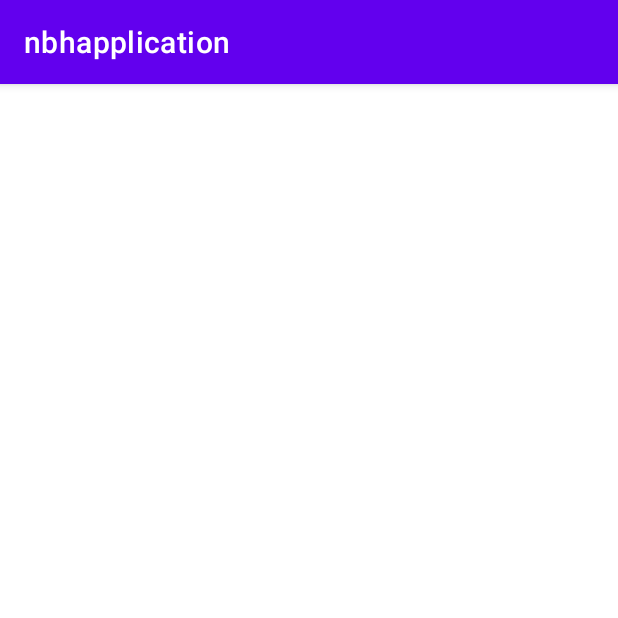
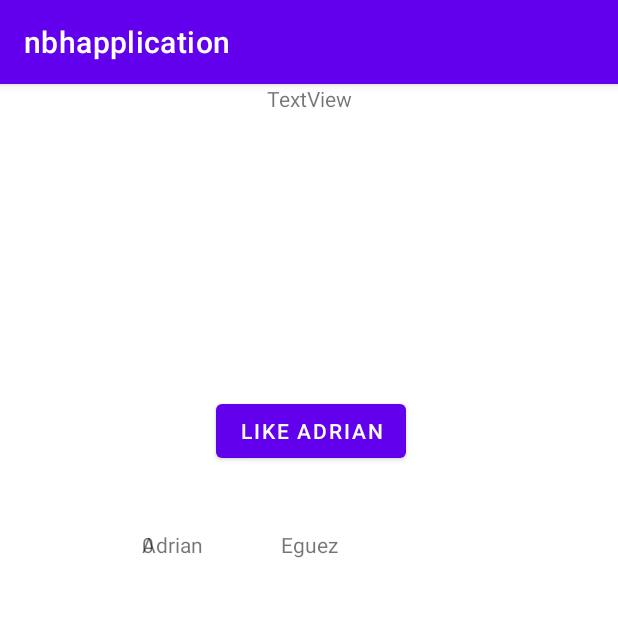
Before and after one commit to 2022B-Software-Computacion/barragan-hidalgo-nicolas-omar-ms, an Android app: the GRecyclerView screen opened directly, with no data from a screen before it, on a phone screen of 412 x 824 dp, the top half of it. Run offline under Robolectric (Android 15) with nearby library versions, the light colour scheme and no system bars.

Commit message:
recycler view

```diff
--- a/01-android/app/src/main/java/com/example/nbhapplication/GRecyclerView.kt
+++ b/01-android/app/src/main/java/com/example/nbhapplication/GRecyclerView.kt
@@ -2,10 +2,42 @@ package com.example.nbhapplication
 
 import androidx.appcompat.app.AppCompatActivity
 import android.os.Bundle
+import android.widget.TextView
+import androidx.recyclerview.widget.RecyclerView
 
 class GRecyclerView : AppCompatActivity() {
+    var totalLikes = 0
+
     override fun onCreate(savedInstanceState: Bundle?) {
         super.onCreate(savedInstanceState)
         setContentView(R.layout.activity_grecycler_view)
+        //Definir lista
+        val listaEntrenador = arrayListOf<BEntrenador>()
+        listaEntrenador
+            .add(BEntrenador(1,"Adrian","Eguez"))
+        listaEntrenador
+            .add(BEntrenador(2,"Vicente","Sarzosa"))
+        //Inicializar recycler view
+        val recyclerView = findViewById<RecyclerView>(R.id.rv_entrenadores)
+        inicializarRecyclerView(listaEntrenador,recyclerView)
+    }
+    fun inicializarRecyclerView(
+        lista:ArrayList<BEntrenador>,
+        recyclerView: RecyclerView
+    ){
+        val adaptador = FRecyclerViewAdaptorNombreCedula(
+            this, //Contexto
+            lista, //Arreglo datos
+            recyclerView
+        )
+        recyclerView.adapter = adaptador
+        recyclerView.itemAnimator = androidx.recyclerview.widget.DefaultItemAnimator()
+        recyclerView.layoutManager = androidx.recyclerview.widget.LinearLayoutManager(this)
+        adaptador.notifyDataSetChanged()
+    }
+
+    fun aumentarTotalLikes(){
+        totalLikes = totalLikes +1
+        val totalLikesTextView = findViewById<TextView>(R.id.tv_total_likes)
     }
 }
--- a/01-android/app/src/main/res/layout/activity_grecycler_view.xml
+++ b/01-android/app/src/main/res/layout/activity_grecycler_view.xml
@@ -2,8 +2,27 @@
 <androidx.constraintlayout.widget.ConstraintLayout xmlns:android="http://schemas.android.com/apk/res/android"
     xmlns:app="http://schemas.android.com/apk/res-auto"
     xmlns:tools="http://schemas.android.com/tools"
+    android:id="@+id/tv_total_likes"
     android:layout_width="match_parent"
     android:layout_height="match_parent"
     tools:context=".GRecyclerView">
 
+    <androidx.recyclerview.widget.RecyclerView
+        android:id="@+id/rv_entrenadores"
+        android:layout_width="223dp"
+        android:layout_height="373dp"
+        app:layout_constraintBottom_toBottomOf="parent"
+        app:layout_constraintEnd_toEndOf="parent"
+        app:layout_constraintStart_toStartOf="parent"
+        app:layout_constraintTop_toTopOf="parent"
+        app:layout_constraintVertical_bias="0.525" />
+
+    <TextView
+        android:id="@+id/textView5"
+        android:layout_width="wrap_content"
+        android:layout_height="wrap_content"
+        android:text="TextView"
+        app:layout_constraintEnd_toEndOf="@+id/rv_entrenadores"
+        app:layout_constraintStart_toStartOf="@+id/rv_entrenadores"
+        tools:layout_editor_absoluteY="108dp" />
 </androidx.constraintlayout.widget.ConstraintLayout>
--- a/01-android/app/src/main/res/layout/recycler_view_vista.xml
+++ b/01-android/app/src/main/res/layout/recycler_view_vista.xml
@@ -12,7 +12,8 @@
         android:text="Nombre"
         app:layout_constraintBottom_toBottomOf="@+id/tv_cedula"
         app:layout_constraintTop_toTopOf="@+id/tv_cedula"
-        tools:layout_editor_absoluteX="157dp" />
+        app:layout_constraintVertical_bias="0.0"
+        tools:layout_editor_absoluteX="151dp" />
 
     <TextView
         android:id="@+id/tv_cedula"
@@ -33,7 +34,7 @@
         app:layout_constraintBottom_toBottomOf="@+id/tv_cedula"
         app:layout_constraintTop_toTopOf="@+id/tv_cedula"
         app:layout_constraintVertical_bias="0.0"
-        tools:layout_editor_absoluteX="558dp" />
+        tools:layout_editor_absoluteX="529dp" />
 
     <Button
         android:id="@+id/btn_dar_like"
```
